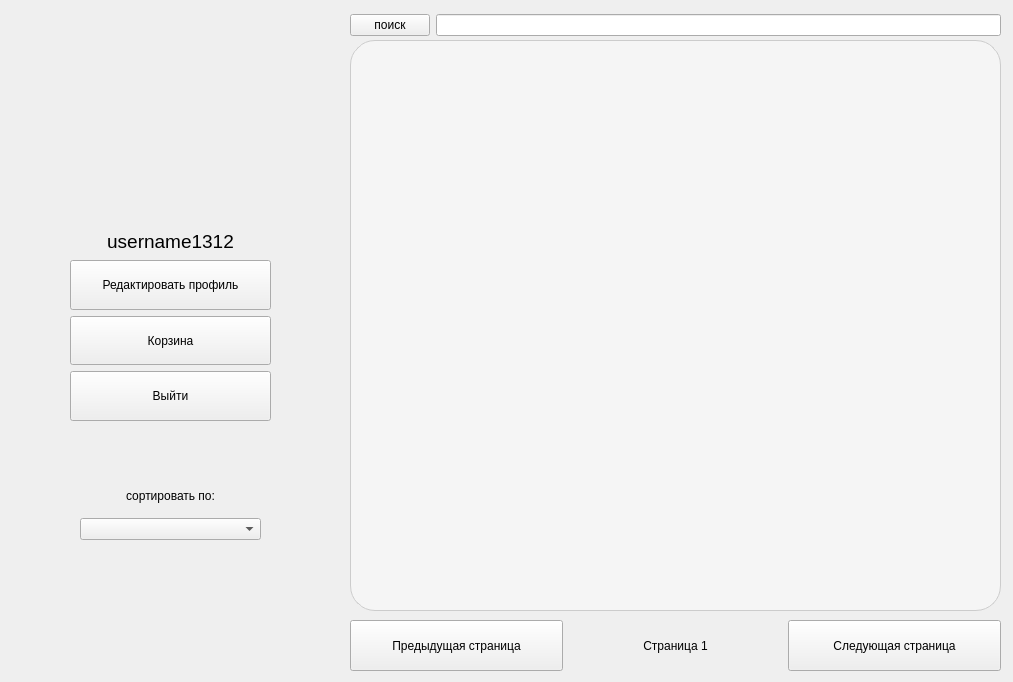
Old version of the form windows/ui/shop_window.ui in the repository aesthetic-what/kursovaya.
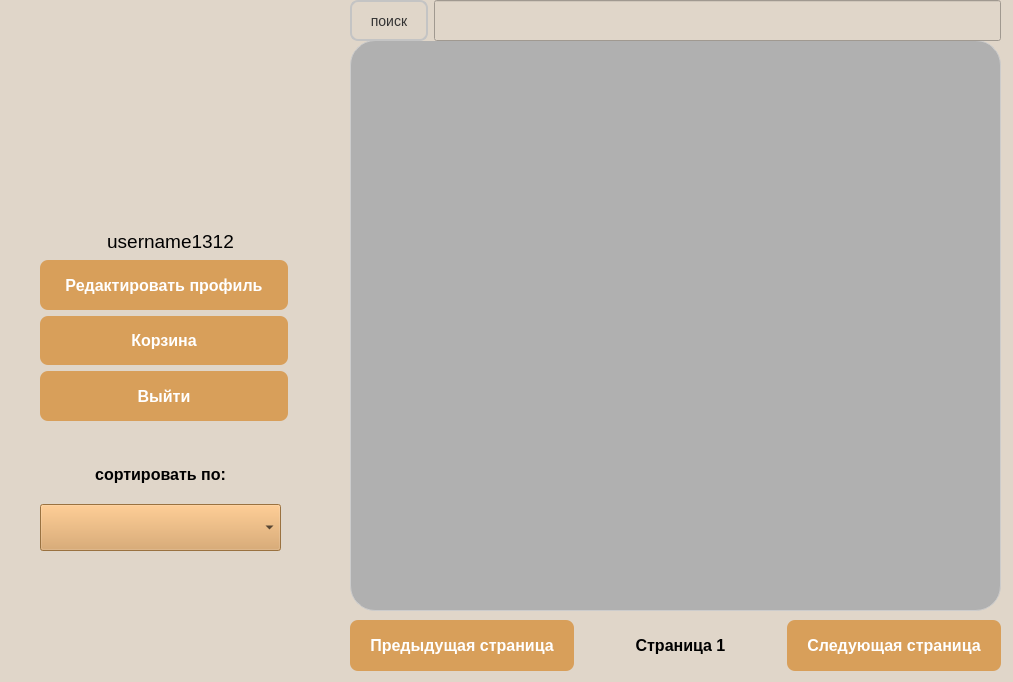
New version of the form. Icons and pictures are not drawn.

Patch:
```diff
--- a/windows/ui/shop_window.ui
+++ b/windows/ui/shop_window.ui
@@ -19,6 +19,9 @@
   <property name="windowTitle">
    <string>MainWindow</string>
   </property>
+  <property name="styleSheet">
+   <string notr="true">background-color: rgb(224, 214, 201);</string>
+  </property>
   <widget class="QWidget" name="centralwidget">
    <widget class="QScrollArea" name="scrollArea">
     <property name="geometry">
@@ -64,7 +67,7 @@
       </property>
       <property name="styleSheet">
        <string notr="true">QListWidget {
-    background-color: #f5f5f5; /* Цвет фона */
+    background-color: #B0B0B0; /* Цвет фона */
     border: 1px solid #ccc; /* Граница */
     border-radius: 25px; /* Скругление углов */
     padding: 15px;
@@ -76,7 +79,6 @@
     padding: 12px 15px;
     border: 1px solid;
     border-radius: 3px;
-	margin: 5px;
 }
 
 QListWidget::item:hover {
@@ -113,6 +115,26 @@
          <verstretch>0</verstretch>
         </sizepolicy>
        </property>
+       <property name="styleSheet">
+        <string notr="true">QPushButton {
+    background-color: #D89F5A; /* Основной цвет */
+    color: white; /* Белый текст */
+    font-size: 16px;
+    font-weight: bold;
+    border-radius: 8px; /* Закругленные углы */
+    padding: 10px 20px;
+    border: none;
+}
+
+QPushButton:hover {
+    background-color: #C48745; /* Темнее при наведении */
+}
+
+QPushButton:pressed {
+    background-color: #A56F34; /* Еще темнее при нажатии */
+}
+</string>
+       </property>
        <property name="text">
         <string>Предыдущая страница</string>
        </property>
@@ -120,6 +142,13 @@
      </item>
      <item>
       <widget class="QLabel" name="label">
+       <property name="font">
+        <font>
+         <pointsize>12</pointsize>
+         <weight>75</weight>
+         <bold>true</bold>
+        </font>
+       </property>
        <property name="text">
         <string>Страница 1</string>
        </property>
@@ -136,6 +165,26 @@
          <verstretch>0</verstretch>
         </sizepolicy>
        </property>
+       <property name="styleSheet">
+        <string notr="true">QPushButton {
+    background-color: #D89F5A; /* Основной цвет */
+    color: white; /* Белый текст */
+    font-size: 16px;
+    font-weight: bold;
+    border-radius: 8px; /* Закругленные углы */
+    padding: 10px 20px;
+    border: none;
+}
+
+QPushButton:hover {
+    background-color: #C48745; /* Темнее при наведении */
+}
+
+QPushButton:pressed {
+    background-color: #A56F34; /* Еще темнее при нажатии */
+}
+</string>
+       </property>
        <property name="text">
         <string>Следующая страница</string>
        </property>
@@ -187,9 +236,9 @@
    <widget class="QWidget" name="verticalLayoutWidget">
     <property name="geometry">
      <rect>
-      <x>70</x>
+      <x>40</x>
       <y>260</y>
-      <width>201</width>
+      <width>248</width>
       <height>161</height>
      </rect>
     </property>
@@ -202,6 +251,26 @@
          <verstretch>0</verstretch>
         </sizepolicy>
        </property>
+       <property name="styleSheet">
+        <string notr="true">QPushButton {
+    background-color: #D89F5A; /* Основной цвет */
+    color: white; /* Белый текст */
+    font-size: 16px;
+    font-weight: bold;
+    border-radius: 8px; /* Закругленные углы */
+    padding: 10px 20px;
+    border: none;
+}
+
+QPushButton:hover {
+    background-color: #C48745; /* Темнее при наведении */
+}
+
+QPushButton:pressed {
+    background-color: #A56F34; /* Еще темнее при нажатии */
+}
+</string>
+       </property>
        <property name="text">
         <string>Редактировать профиль</string>
        </property>
@@ -215,6 +284,26 @@
          <verstretch>0</verstretch>
         </sizepolicy>
        </property>
+       <property name="styleSheet">
+        <string notr="true">QPushButton {
+    background-color: #D89F5A; /* Основной цвет */
+    color: white; /* Белый текст */
+    font-size: 16px;
+    font-weight: bold;
+    border-radius: 8px; /* Закругленные углы */
+    padding: 10px 20px;
+    border: none;
+}
+
+QPushButton:hover {
+    background-color: #C48745; /* Темнее при наведении */
+}
+
+QPushButton:pressed {
+    background-color: #A56F34; /* Еще темнее при нажатии */
+}
+</string>
+       </property>
        <property name="text">
         <string>Корзина</string>
        </property>
@@ -228,6 +317,26 @@
          <verstretch>0</verstretch>
         </sizepolicy>
        </property>
+       <property name="styleSheet">
+        <string notr="true">QPushButton {
+    background-color: #D89F5A; /* Основной цвет */
+    color: white; /* Белый текст */
+    font-size: 16px;
+    font-weight: bold;
+    border-radius: 8px; /* Закругленные углы */
+    padding: 10px 20px;
+    border: none;
+}
+
+QPushButton:hover {
+    background-color: #C48745; /* Темнее при наведении */
+}
+
+QPushButton:pressed {
+    background-color: #A56F34; /* Еще темнее при нажатии */
+}
+</string>
+       </property>
        <property name="text">
         <string>Выйти</string>
        </property>
@@ -239,42 +348,81 @@
     <property name="geometry">
      <rect>
       <x>350</x>
-      <y>10</y>
+      <y>0</y>
       <width>651</width>
-      <height>31</height>
+      <height>41</height>
      </rect>
     </property>
     <layout class="QHBoxLayout" name="horizontalLayout_4">
      <item>
       <widget class="QPushButton" name="searcn_button">
+       <property name="sizePolicy">
+        <sizepolicy hsizetype="Minimum" vsizetype="Expanding">
+         <horstretch>0</horstretch>
+         <verstretch>0</verstretch>
+        </sizepolicy>
+       </property>
+       <property name="styleSheet">
+        <string notr="true">QPushButton {
+    background-color: #E0D6C9;
+    color: #333333;
+    font-size: 14px;
+    border: 2px solid #C4C4C4;
+    border-radius: 8px;
+	padding: 8px 18px;
+}
+
+QPushButton:hover {
+    background-color: #D0C4B6;
+}
+
+QPushButtony:pressed {
+    background-color: #B8A99B;
+}
+</string>
+       </property>
        <property name="text">
         <string>поиск</string>
        </property>
       </widget>
      </item>
      <item>
-      <widget class="QLineEdit" name="searchbar"/>
+      <widget class="QLineEdit" name="searchbar">
+       <property name="sizePolicy">
+        <sizepolicy hsizetype="Expanding" vsizetype="Expanding">
+         <horstretch>0</horstretch>
+         <verstretch>0</verstretch>
+        </sizepolicy>
+       </property>
+      </widget>
      </item>
     </layout>
    </widget>
    <widget class="QWidget" name="verticalLayoutWidget_2">
     <property name="geometry">
      <rect>
-      <x>80</x>
-      <y>480</y>
-      <width>181</width>
-      <height>71</height>
+      <x>40</x>
+      <y>450</y>
+      <width>241</width>
+      <height>101</height>
      </rect>
     </property>
     <layout class="QVBoxLayout" name="verticalLayout_2">
      <item>
       <widget class="QLabel" name="sort">
        <property name="sizePolicy">
-        <sizepolicy hsizetype="Preferred" vsizetype="Fixed">
+        <sizepolicy hsizetype="Preferred" vsizetype="Expanding">
          <horstretch>0</horstretch>
          <verstretch>0</verstretch>
         </sizepolicy>
        </property>
+       <property name="font">
+        <font>
+         <pointsize>12</pointsize>
+         <weight>75</weight>
+         <bold>true</bold>
+        </font>
+       </property>
        <property name="text">
         <string>сортировать по:</string>
        </property>
@@ -285,6 +433,15 @@
      </item>
      <item>
       <widget class="QComboBox" name="sort_box">
+       <property name="sizePolicy">
+        <sizepolicy hsizetype="Preferred" vsizetype="Expanding">
+         <horstretch>0</horstretch>
+         <verstretch>0</verstretch>
+        </sizepolicy>
+       </property>
+       <property name="styleSheet">
+        <string notr="true">background-color: rgb(216, 159, 90);</string>
+       </property>
        <item>
         <property name="text">
          <string/>
```
Left out of the diff: 4 changed lines with no effect on the pictures.
